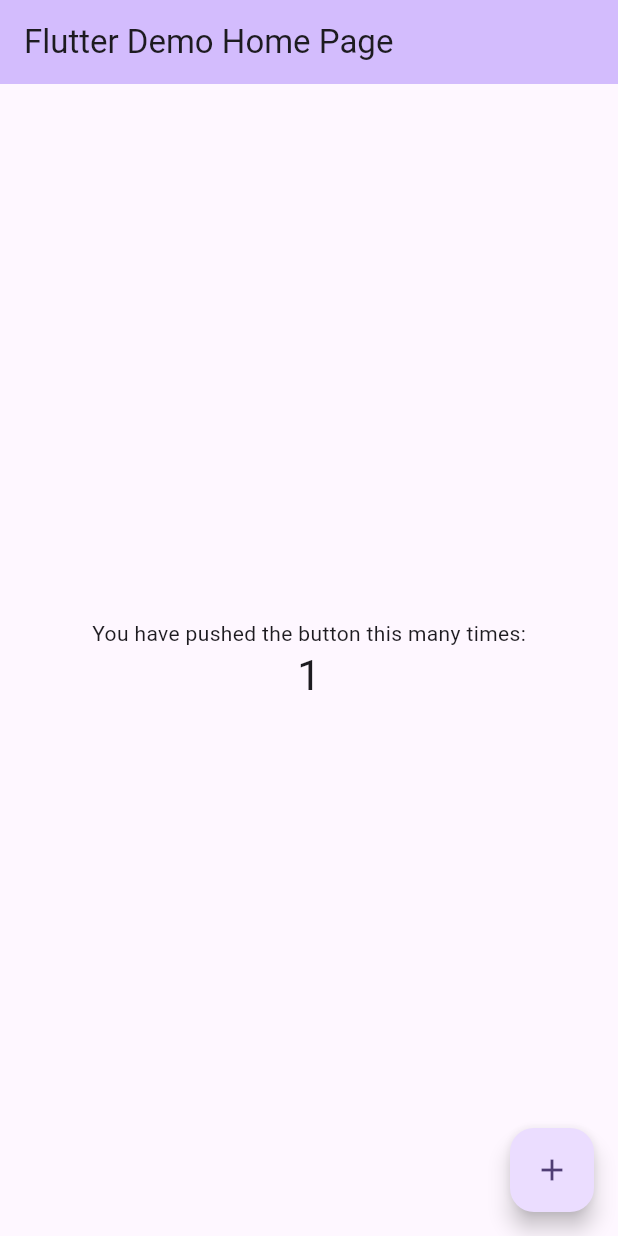
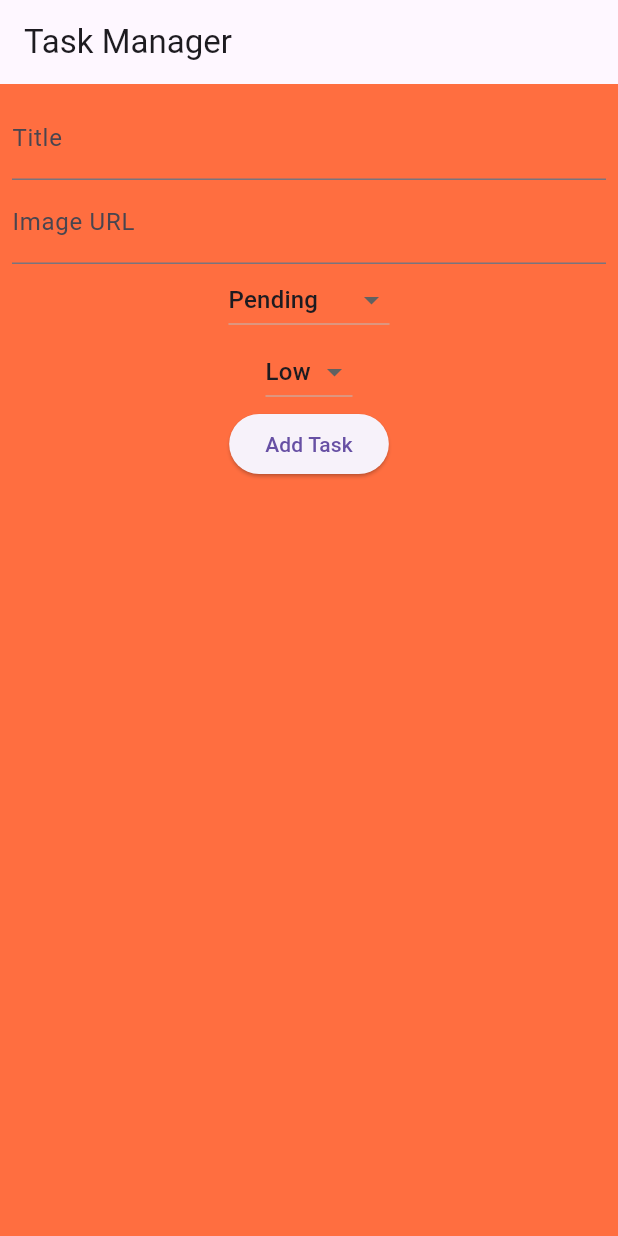
Before and after one commit to klevr-dev/tamer-flutter-test, a Flutter app: the screen it shows after launch, after a tap on the "add" icon, on a phone screen of 412 x 824 dp. Run offline on Flutter 3.47's test engine with Material 3 defaults, Android fonts, the phone set to English and light mode, and no system bars; our stand-ins replace sqflite; accounts and stored records are empty.

Commit message:
set up task list view and add task page

```diff
--- /dev/null
+++ b/lib/db/database_helper.dart
@@ -0,0 +1,73 @@
+import 'package:path/path.dart';
+import 'package:path_provider/path_provider.dart';
+import 'package:sqflite/sqflite.dart';
+
+import '../models/task_model.dart';
+
+class DatabaseHelper {
+  static final DatabaseHelper _instance = DatabaseHelper._internal();
+  factory DatabaseHelper() => _instance;
+  DatabaseHelper._internal();
+
+  static Database? _database;
+
+  Future<Database> get database async {
+    if (_database != null) return _database!;
+    _database = await _initDatabase();
+    return _database!;
+  }
+
+  Future<Database> _initDatabase() async {
+    final documentsDirectory = await getApplicationDocumentsDirectory();
+    final path = join(documentsDirectory.path, 'tasks.db');
+
+    return await openDatabase(
+      path,
+      version: 1,
+      onCreate: (db, version) async {
+        await db.execute('''
+          CREATE TABLE tasks (
+            id INTEGER PRIMARY KEY AUTOINCREMENT,
+            title TEXT,
+            imagePath TEXT,
+            status INTEGER,
+            priority INTEGER
+          )
+        ''');
+      },
+    );
+  }
+
+  // Insert a new task into the tasks table
+  Future<int> addTask(Task task) async {
+    final db = await database;
+    return await db.insert('tasks', task.toMap());
+  }
+
+  // Get all tasks from the tasks table
+  Future<List<Task>> getTasks() async {
+    final db = await database;
+    final List<Map<String, dynamic>> taskMaps = await db.query('tasks');
+
+    return List.generate(taskMaps.length, (i) {
+      return Task.fromMap(taskMaps[i]);
+    });
+  }
+
+  // Update a task in the tasks table
+  Future<int> updateTask(Task task) async {
+    final db = await database;
+    return await db.update(
+      'tasks',
+      task.toMap(),
+      where: 'id = ?',
+      whereArgs: [task.id],
+    );
+  }
+
+  // Delete a task from the tasks table
+  Future<int> deleteTask(int id) async {
+    final db = await database;
+    return await db.delete('tasks', where: 'id = ?', whereArgs: [id]);
+  }
+}
--- a/lib/main.dart
+++ b/lib/main.dart
@@ -1,98 +1,10 @@
 import 'package:flutter/material.dart';
+import 'package:tamer_task/pages/home_page.dart';
 
 void main() {
-  runApp(const MyApp());
+  WidgetsFlutterBinding.ensureInitialized();
+  runApp(MaterialApp(
+    home: HomePage(),
+    debugShowCheckedModeBanner: false,
+  ));
 }
-
-class MyApp extends StatelessWidget {
-  const MyApp({super.key});
-
-  // This widget is the root of your application.
-  @override
-  Widget build(BuildContext context) {
-    return MaterialApp(
-      title: 'Flutter Demo',
-      theme: ThemeData(
-
-        colorScheme: ColorScheme.fromSeed(seedColor: Colors.deepPurple),
-        useMaterial3: true,
-      ),
-      home: const MyHomePage(title: 'Flutter Demo Home Page'),
-    );
-  }
-}
-
-class MyHomePage extends StatefulWidget {
-  const MyHomePage({super.key, required this.title});
-
-  final String title;
-
-  @override
-  State<MyHomePage> createState() => _MyHomePageState();
-}
-
-class _MyHomePageState extends State<MyHomePage> {
-  int _counter = 0;
-
-  void _incrementCounter() {
-    setState(() {
-
-      _counter++;
-    });
-  }
-
-  @override
-  Widget build(BuildContext context) {
-    // This method is rerun every time setState is called, for instance as done
-    // by the _incrementCounter method above.
-    //
-    // The Flutter framework has been optimized to make rerunning build methods
-    // fast, so that you can just rebuild anything that needs updating rather
-    // than having to individually change instances of widgets.
-    return Scaffold(
-      appBar: AppBar(
-        // TRY THIS: Try changing the color here to a specific color (to
-        // Colors.amber, perhaps?) and trigger a hot reload to see the AppBar
-        // change color while the other colors stay the same.
-        backgroundColor: Theme.of(context).colorScheme.inversePrimary,
-        // Here we take the value from the MyHomePage object that was created by
-        // the App.build method, and use it to set our appbar title.
-        title: Text(widget.title),
-      ),
-      body: Center(
-        // Center is a layout widget. It takes a single child and positions it
-        // in the middle of the parent.
-        child: Column(
-          // Column is also a layout widget. It takes a list of children and
-          // arranges them vertically. By default, it sizes itself to fit its
-          // children horizontally, and tries to be as tall as its parent.
-          //
-          // Column has various properties to control how it sizes itself and
-          // how it positions its children. Here we use mainAxisAlignment to
-          // center the children vertically; the main axis here is the vertical
-          // axis because Columns are vertical (the cross axis would be
-          // horizontal).
-          //
-          // TRY THIS: Invoke "debug painting" (choose the "Toggle Debug Paint"
-          // action in the IDE, or press "p" in the console), to see the
-          // wireframe for each widget.
-          mainAxisAlignment: MainAxisAlignment.center,
-          children: <Widget>[
-            const Text(
-              'You have pushed the button this many times:',
-            ),
-            Text(
-              '$_counter',
-              style: Theme.of(context).textTheme.headlineMedium,
-            ),
-          ],
-        ),
-      ),
-      floatingActionButton: FloatingActionButton(
-        onPressed: _incrementCounter,
-        tooltip: 'Increment',
-        child: const Icon(Icons.add),
-      ), // This trailing comma makes auto-formatting nicer for build methods.
-    );
-  }
-}
--- a/lib/models/priority_enum.dart
+++ b/lib/models/priority_enum.dart
@@ -1 +1,14 @@
-enum Priority {high, low}
+enum Priority {
+  high,
+  low;
+
+  @override
+  String toString() {
+    switch (this) {
+      case Priority.high:
+        return "High";
+      case Priority.low:
+        return "Low";
+    }
+  }
+}
--- a/lib/models/status_enum.dart
+++ b/lib/models/status_enum.dart
@@ -1 +1,17 @@
-enum Status {completed, in_progress, pending}
+enum Status {
+  completed,
+  in_progress,
+  pending;
+
+  @override
+  String toString() {
+    switch (this) {
+      case Status.completed:
+        return "Completed";
+      case Status.in_progress:
+        return "In Progress";
+      case Status.pending:
+        return "Pending";
+    }
+  }
+}
--- /dev/null
+++ b/lib/models/task_model.dart
@@ -0,0 +1,37 @@
+import 'package:tamer_task/models/priority_enum.dart';
+import 'package:tamer_task/models/status_enum.dart';
+
+class Task {
+  int? id;
+  final String? title;
+  final String? imagePath;
+  final Status? status;
+  final Priority? priority;
+
+  Task(
+      {this.id,
+      required this.imagePath,
+      required this.title,
+      required this.status,
+      required this.priority});
+
+  Map<String, dynamic> toMap() {
+    return {
+      'id': id,
+      'title': title,
+      'imagePath': imagePath,
+      'status': status?.index,
+      'priority': priority?.index,
+    };
+  }
+
+  factory Task.fromMap(Map<String, dynamic> map) {
+    return Task(
+      id: map['id'],
+      title: map['title'],
+      imagePath: map['imagePath'],
+      status: Status.values[map['status']],
+      priority: Priority.values[map['priority']],
+    );
+  }
+}
--- /dev/null
+++ b/lib/pages/add_task_page.dart
@@ -0,0 +1,163 @@
+import 'package:flutter/cupertino.dart';
+import 'package:flutter/material.dart';
+import '../db/database_helper.dart';
+import '../models/priority_enum.dart';
+import '../models/status_enum.dart';
+import '../models/task_model.dart';
+
+class AddTaskPage extends StatefulWidget {
+  const AddTaskPage({super.key});
+
+  @override
+  State<AddTaskPage> createState() => _TaskPageState();
+}
+
+class _TaskPageState extends State<AddTaskPage> {
+  final _dbHelper = DatabaseHelper();
+  List<Task> _tasks = [];
+
+  final _titleController = TextEditingController();
+  final _imagePathController = TextEditingController();
+  Status _selectedStatus = Status.pending;
+  Priority _selectedPriority = Priority.low;
+
+  @override
+  void initState() {
+    super.initState();
+    _loadTasks();
+  }
+
+  Future<void> _loadTasks() async {
+    List<Task> tasks = await _dbHelper.getTasks();
+    setState(() {
+      _tasks = tasks;
+    });
+  }
+
+  Future<void> _addTask() async {
+    if (_titleController.text.isEmpty || _imagePathController.text.isEmpty)
+      return;
+
+    Task newTask = Task(
+      title: _titleController.text,
+      imagePath: _imagePathController.text,
+      status: _selectedStatus,
+      priority: _selectedPriority,
+    );
+    await _dbHelper.addTask(newTask);
+    print(newTask);
+    _titleController.clear();
+    _imagePathController.clear();
+    setState(() {
+      _tasks.add(newTask);
+    });
+    Navigator.pop(context, true);
+  }
+
+  Future<void> _deleteTask(int id) async {
+    await _dbHelper.deleteTask(id);
+    setState(() {
+      _tasks.removeWhere((task) => task.id == id);
+    });
+  }
+
+  @override
+  Widget build(BuildContext context) {
+    return MaterialApp(
+      title: "Task Page",
+      theme: ThemeData(
+          scaffoldBackgroundColor: Colors.deepOrangeAccent,
+          hintColor: Colors.blue),
+      home: Scaffold(
+        appBar: AppBar(
+          title: Text('Task Manager'),
+        ),
+        body: Column(
+          children: [
+            Padding(
+              padding: const EdgeInsets.all(8.0),
+              child: Column(
+                children: [
+                  TextField(
+                    controller: _titleController,
+                    decoration: InputDecoration(labelText: 'Title'),
+                  ),
+                  TextFormField(
+                    controller: _imagePathController,
+                    decoration: InputDecoration(labelText: 'Image URL'),
+                    validator: (value) {
+                      if (value == null || value.isEmpty) {
+                        return 'Please enter an image URL';
+                      }
+                      // Validate if the image URL is valid
+                      if (!_isValidImageUrl(value)) {
+                        return 'Please enter a valid image URL';
+                      }
+                      return null;
+                    },
+                  ),
+                  DropdownButton<Status>(
+                    value: _selectedStatus,
+                    onChanged: (Status? newStatus) {
+                      setState(() {
+                        _selectedStatus = newStatus!;
+                      });
+                    },
+                    items: Status.values.map((status) {
+                      return DropdownMenuItem(
+                        value: status,
+                        child: Text(status.toString().split('.').last),
+                      );
+                    }).toList(),
+                  ),
+                  DropdownButton<Priority>(
+                    value: _selectedPriority,
+                    onChanged: (Priority? newPriority) {
+                      setState(() {
+                        _selectedPriority = newPriority!;
+                      });
+                    },
+                    items: Priority.values.map((priority) {
+                      return DropdownMenuItem(
+                        value: priority,
+                        child: Text(priority.toString().split('.').last),
+                      );
+                    }).toList(),
+                  ),
+                  ElevatedButton(
+                    onPressed: _addTask,
+                    child: Text('Add Task'),
+                  ),
+                ],
+              ),
+            ),
+            Expanded(
+              child: ListView.builder(
+                itemCount: _tasks.length,
+                itemBuilder: (context, index) {
+                  final task = _tasks[index];
+                  return ListTile(
+                    title: Text(task.title!),
+                    subtitle: Text(
+                        'Priority: ${task.priority.toString().split('.').last} - Status: ${task.status.toString().split('.').last}'),
+                    trailing: IconButton(
+                      icon: Icon(Icons.delete),
+                      onPressed: () => _deleteTask(task.id!),
+                    ),
+                  );
+                },
+              ),
+            ),
+          ],
+        ),
+      ),
+    );
+  }
+
+  bool _isValidImageUrl(String url) {
+    final uri = Uri.tryParse(url);
+    return uri != null && (uri.isScheme('http') || uri.isScheme('https'));
+  }
+
+  void addAndGoBack() {}
+}
--- /dev/null
+++ b/lib/pages/home_page.dart
@@ -0,0 +1,81 @@
+import 'package:flutter/material.dart';
+import 'package:tamer_task/pages/add_task_page.dart';
+import 'package:tamer_task/pages/task_details.dart';
+import '../db/database_helper.dart';
+import '../models/task_model.dart';
+
+class HomePage extends StatefulWidget {
+  @override
+  _HomePageState createState() => _HomePageState();
+}
+
+class _HomePageState extends State<HomePage> {
+  final _dbHelper = DatabaseHelper();
+  List<Task> _tasks = [];
+
+  @override
+  void initState() {
+    super.initState();
+    _loadTasks();
+  }
+
+  Future<void> _loadTasks() async {
+    List<Task> tasks = await _dbHelper.getTasks();
+    setState(() {
+      _tasks = tasks;
+    });
+  }
+
+  @override
+  Widget build(BuildContext context) {
+    return Scaffold(
+      appBar: AppBar(
+        title: Text('All Tasks'),
+        actions: [
+          IconButton(
+            icon: Icon(Icons.add),
+            onPressed: () async {
+              final result = await Navigator.push(context,
+                  MaterialPageRoute(builder: (context) => AddTaskPage()));
+              if (result == true) {
+                _loadTasks();
+              }
+            },
+          ),
+        ],
+      ),
+      body: _tasks.isEmpty
+          ? Center(child: Text('No tasks available.'))
+          : ListView.builder(
+              itemCount: _tasks.length,
+              itemBuilder: (context, index) {
+                final task = _tasks[index];
+                return ListTile(
+                  leading: Image.network(task.imagePath!), // Displaying image
+                  title: Text(task.title!),
+                  subtitle: Text(
+                    'Priority: ${task.priority.toString().split('.').last} - Status: ${task.status.toString().split('.').last}',
+                  ),
+                  trailing: IconButton(
+                    icon: Icon(Icons.delete),
+                    onPressed: () {
+                      _deleteTask(task.id!);
+                    },
+                  ),
+                  onTap: () {
+                    Navigator.push(context,
+                        MaterialPageRoute(builder: (context) => TaskDetails()));
+                  },
+                );
+              },
+            ),
+    );
+  }
+
+  Future<void> _deleteTask(int id) async {
+    await _dbHelper.deleteTask(id);
+    setState(() {
+      _tasks.removeWhere((task) => task.id == id);
+    });
+  }
+}
--- /dev/null
+++ b/lib/pages/task_details.dart
@@ -0,0 +1,24 @@
+import 'package:flutter/material.dart';
+
+class TaskDetails extends StatefulWidget {
+  const TaskDetails({super.key});
+
+  @override
+  State<TaskDetails> createState() => _TaskDetailsState();
+}
+
+class _TaskDetailsState extends State<TaskDetails> {
+  @override
+  Widget build(BuildContext context) {
+    return MaterialApp(
+      title: "Task Details",
+      theme: ThemeData(
+          scaffoldBackgroundColor: Colors.blueGrey, hintColor: Colors.blue),
+      home: Scaffold(
+        appBar: AppBar(
+          title: "Task Details",
+        ),
+      ),
+    );
+  }
+}
--- a/pubspec.yaml
+++ b/pubspec.yaml
@@ -30,6 +30,9 @@ environment:
 dependencies:
   flutter:
     sdk: flutter
+  sqflite: ^2.3.3+1
+  path: ^1.9.0
+  path_provider: ^2.0.11
 
 
   # The following adds the Cupertino Icons font to your application.
```
Also changed, not shown: lib/pages/task_page.dart (deleted, +0 -10 lines), lib/widgets/task_widget.dart (+17 -11 lines), pubspec.lock.
